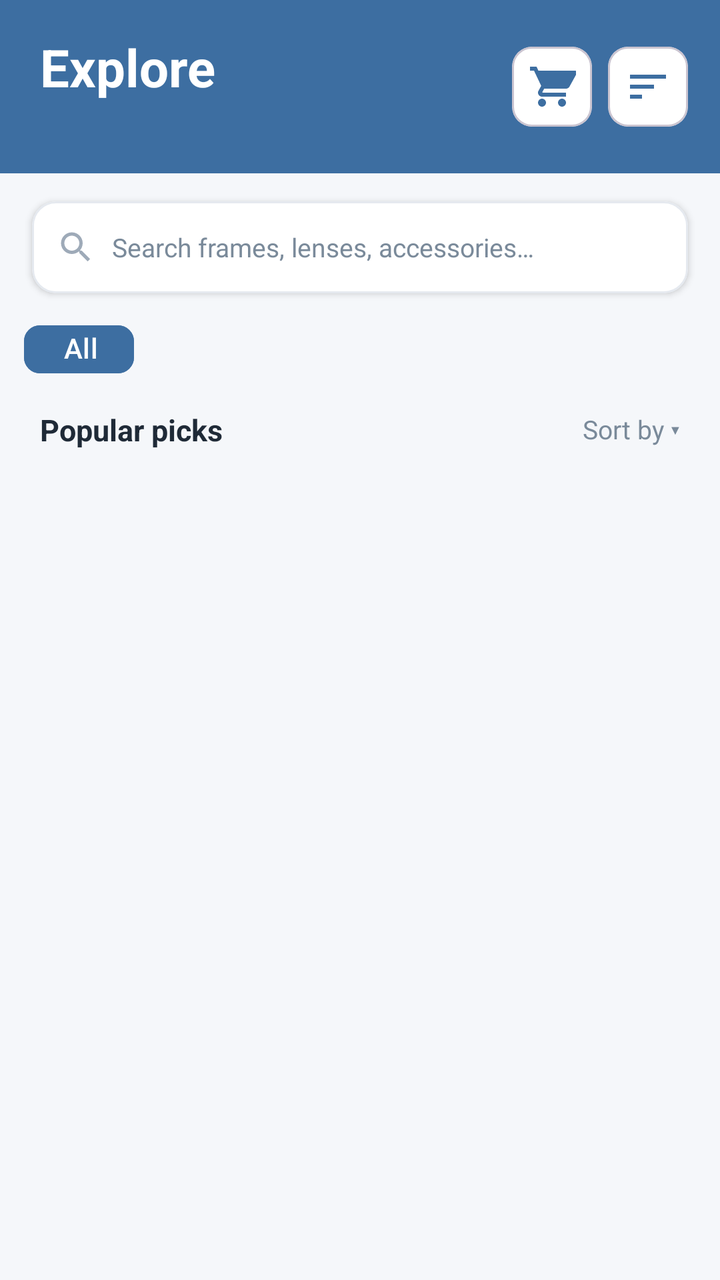
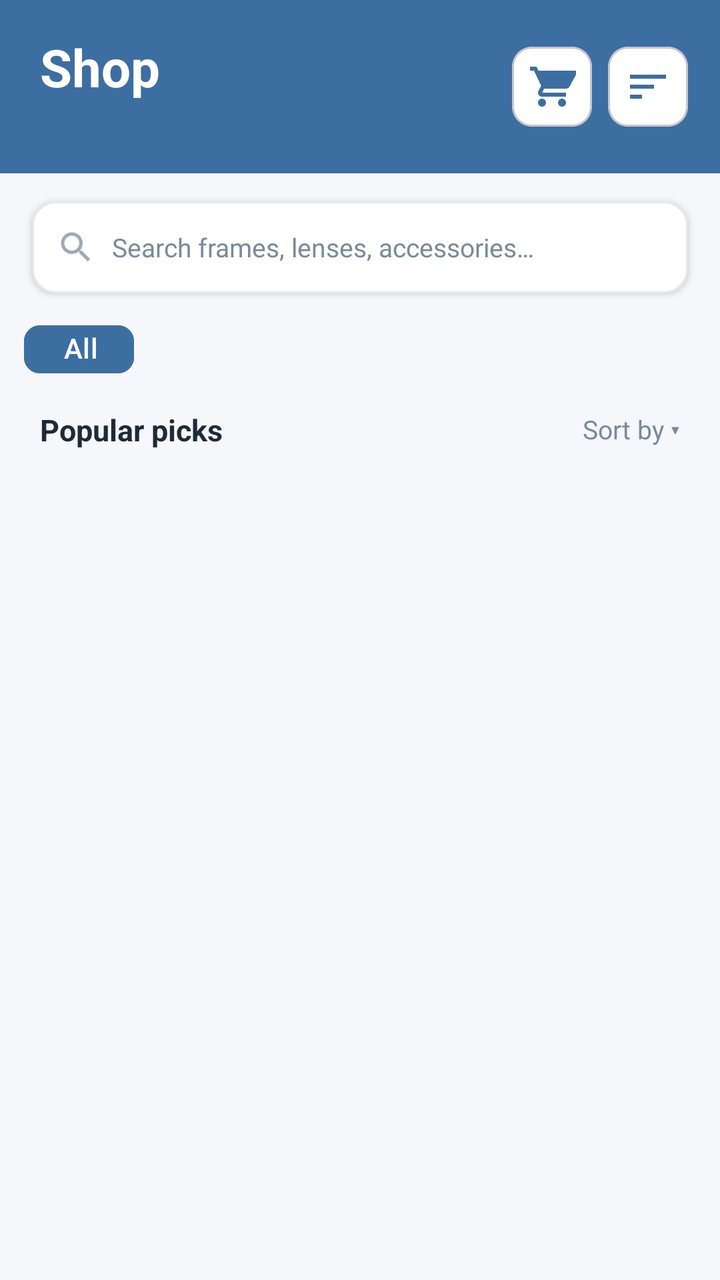

Screens rendered from an Android XML layout before and after an edit, with the pre-edit source and the edit as a unified diff.
<!-- AndroidManifest.xml: application theme Theme.OpticalSystem -->
<!-- res/layout/fragment_product_list.xml -->
<?xml version="1.0" encoding="utf-8"?>
<androidx.constraintlayout.widget.ConstraintLayout
    xmlns:android="http://schemas.android.com/apk/res/android"
    xmlns:app="http://schemas.android.com/apk/res-auto"
    android:layout_width="match_parent"
    android:layout_height="match_parent"
    android:background="@color/background">

    
    <LinearLayout
        android:id="@+id/headerSection"
        android:layout_width="0dp"
        android:layout_height="wrap_content"
        android:background="@color/primary"
        android:orientation="horizontal"
        android:gravity="center_vertical"
        android:paddingStart="20dp"
        android:paddingEnd="16dp"
        android:paddingTop="16dp"
        android:paddingBottom="16dp"
        app:layout_constraintEnd_toEndOf="parent"
        app:layout_constraintStart_toStartOf="parent"
        app:layout_constraintTop_toTopOf="parent">

        
        <LinearLayout
            android:layout_width="0dp"
            android:layout_height="wrap_content"
            android:layout_weight="1"
            android:orientation="vertical">

            <TextView
                android:layout_width="wrap_content"
                android:layout_height="wrap_content"
                android:text="@string/explore_title"
                android:textColor="@color/on_primary"
                android:textSize="26sp"
                android:textStyle="bold" />

            <TextView
                android:id="@+id/tvProductCount"
                android:layout_width="wrap_content"
                android:layout_height="wrap_content"
                android:layout_marginTop="2dp"
                android:textColor="#B3FFFFFF"
                android:textSize="13sp" />

        </LinearLayout>

        
        <FrameLayout
            android:id="@+id/btnCart"
            android:layout_width="40dp"
            android:layout_height="40dp"
            android:layout_marginEnd="8dp"
            android:clickable="true"
            android:focusable="true">

            <com.google.android.material.card.MaterialCardView
                android:layout_width="40dp"
                android:layout_height="40dp"
                app:cardBackgroundColor="@color/surface"
                app:cardCornerRadius="10dp"
                app:cardElevation="0dp">

                <ImageView
                    android:layout_width="24dp"
                    android:layout_height="24dp"
                    android:layout_gravity="center"
                    android:contentDescription="Cart"
                    android:src="@drawable/ic_cart_24"
                    android:tint="@color/primary" />

            </com.google.android.material.card.MaterialCardView>

            
            <com.google.android.material.card.MaterialCardView
                android:id="@+id/cartBadge"
                android:layout_width="18dp"
                android:layout_height="18dp"
                android:layout_gravity="top|end"
                android:layout_marginTop="1dp"
                android:layout_marginEnd="1dp"
                android:visibility="gone"
                app:cardBackgroundColor="#E53935"
                app:cardCornerRadius="9dp"
                app:cardElevation="0dp">

                <TextView
                    android:id="@+id/tvCartBadge"
                    android:layout_width="match_parent"
                    android:layout_height="match_parent"
                    android:gravity="center"
                    android:textColor="@color/on_primary"
                    android:textSize="9sp"
                    android:textStyle="bold" />

            </com.google.android.material.card.MaterialCardView>

        </FrameLayout>

        
        <com.google.android.material.card.MaterialCardView
            android:id="@+id/btnFilter"
            android:layout_width="40dp"
            android:layout_height="40dp"
            android:clickable="true"
            android:focusable="true"
            app:cardBackgroundColor="@color/surface"
            app:cardCornerRadius="10dp"
            app:cardElevation="0dp">

            <ImageView
                android:layout_width="24dp"
                android:layout_height="24dp"
                android:layout_gravity="center"
                android:contentDescription="Filter"
                android:src="@drawable/ic_filter_24" />

        </com.google.android.material.card.MaterialCardView>

    </LinearLayout>

    
    <com.google.android.material.card.MaterialCardView
        android:id="@+id/cardSearch"
        android:layout_width="0dp"
        android:layout_height="46dp"
        android:layout_marginHorizontal="16dp"
        android:layout_marginTop="14dp"
        app:cardBackgroundColor="@color/surface"
        app:cardCornerRadius="12dp"
        app:cardElevation="2dp"
        app:strokeColor="@color/divider"
        app:strokeWidth="1dp"
        app:layout_constraintEnd_toEndOf="parent"
        app:layout_constraintStart_toStartOf="parent"
        app:layout_constraintTop_toBottomOf="@id/headerSection">

        <LinearLayout
            android:layout_width="match_parent"
            android:layout_height="match_parent"
            android:gravity="center_vertical"
            android:orientation="horizontal"
            android:paddingHorizontal="12dp">

            <ImageView
                android:layout_width="20dp"
                android:layout_height="20dp"
                android:contentDescription="Search"
                android:src="@drawable/ic_search_20" />

            <EditText
                android:id="@+id/etSearch"
                android:layout_width="0dp"
                android:layout_height="match_parent"
                android:layout_marginStart="8dp"
                android:layout_weight="1"
                android:background="@null"
                android:hint="@string/search_hint"
                android:imeOptions="actionSearch"
                android:inputType="text"
                android:maxLines="1"
                android:singleLine="true"
                android:textColor="@color/text_primary"
                android:textColorHint="@color/text_secondary"
                android:textSize="13sp" />

        </LinearLayout>

    </com.google.android.material.card.MaterialCardView>

    
    <HorizontalScrollView
        android:id="@+id/scrollChips"
        android:layout_width="0dp"
        android:layout_height="wrap_content"
        android:layout_marginTop="10dp"
        android:paddingHorizontal="12dp"
        android:scrollbars="none"
        app:layout_constraintEnd_toEndOf="parent"
        app:layout_constraintStart_toStartOf="parent"
        app:layout_constraintTop_toBottomOf="@id/cardSearch">

        <com.google.android.material.chip.ChipGroup
            android:id="@+id/chipGroupCategories"
            android:layout_width="wrap_content"
            android:layout_height="wrap_content"
            app:chipSpacingHorizontal="6dp"
            app:singleSelection="true"
            app:selectionRequired="true">

            <com.google.android.material.chip.Chip
                android:id="@+id/chipAll"
                style="@style/Widget.Material3.Chip.Filter"
                android:layout_width="wrap_content"
                android:layout_height="@dimen/category_chip_height"
                android:checkable="true"
                android:checked="true"
                android:text="@string/category_all"
                android:textColor="@color/chip_text_color"
                app:chipBackgroundColor="@color/chip_background_color"
                app:chipEndPadding="@dimen/category_chip_horizontal_padding"
                app:chipMinHeight="@dimen/category_chip_height"
                app:chipStartPadding="@dimen/category_chip_horizontal_padding"
                app:chipStrokeColor="@color/chip_stroke_color"
                app:chipStrokeWidth="1dp"
                app:checkedIconVisible="false" />

        </com.google.android.material.chip.ChipGroup>

    </HorizontalScrollView>

    
    <LinearLayout
        android:id="@+id/listHeader"
        android:layout_width="0dp"
        android:layout_height="wrap_content"
        android:gravity="center_vertical"
        android:orientation="horizontal"
        android:paddingHorizontal="20dp"
        android:paddingTop="12dp"
        android:paddingBottom="8dp"
        app:layout_constraintEnd_toEndOf="parent"
        app:layout_constraintStart_toStartOf="parent"
        app:layout_constraintTop_toBottomOf="@id/scrollChips">

        <TextView
            android:layout_width="0dp"
            android:layout_height="wrap_content"
            android:layout_weight="1"
            android:text="@string/popular_picks"
            android:textColor="@color/text_primary"
            android:textSize="15sp"
            android:textStyle="bold" />

        <TextView
            android:id="@+id/tvSortBy"
            android:layout_width="wrap_content"
            android:layout_height="wrap_content"
            android:clickable="true"
            android:focusable="true"
            android:drawablePadding="2dp"
            android:gravity="center_vertical"
            android:text="Sort by ▾"
            android:textColor="@color/text_secondary"
            android:textSize="13sp" />

    </LinearLayout>

    
    <ProgressBar
        android:id="@+id/progressBar"
        android:layout_width="wrap_content"
        android:layout_height="wrap_content"
        android:visibility="gone"
        app:layout_constraintBottom_toBottomOf="parent"
        app:layout_constraintEnd_toEndOf="parent"
        app:layout_constraintStart_toStartOf="parent"
        app:layout_constraintTop_toBottomOf="@id/listHeader" />

    
    <androidx.recyclerview.widget.RecyclerView
        android:id="@+id/rvProducts"
        android:layout_width="0dp"
        android:layout_height="0dp"
        android:clipToPadding="false"
        android:paddingHorizontal="10dp"
        android:paddingBottom="8dp"
        app:layout_constraintBottom_toBottomOf="parent"
        app:layout_constraintEnd_toEndOf="parent"
        app:layout_constraintStart_toStartOf="parent"
        app:layout_constraintTop_toBottomOf="@id/listHeader" />

</androidx.constraintlayout.widget.ConstraintLayout>
<!-- resources referenced by this layout -->
<resources>
  <color name="background">#F5F7FA</color>
  <color name="divider">#E5E9EF</color>
  <color name="on_primary">#FFFFFFFF</color>
  <color name="primary">#3D6EA1</color>
  <color name="surface">#FFFFFFFF</color>
  <color name="text_primary">#1F2A37</color>
  <color name="text_secondary">#7A8A9A</color>
  <dimen name="category_chip_height">36dp</dimen>
  <dimen name="category_chip_horizontal_padding">12dp</dimen>
  <!-- drawable ic_cart_24 (drawable) -->
  <?xml version="1.0" encoding="utf-8"?>
  
  <vector xmlns:android="http://schemas.android.com/apk/res/android"
      android:width="24dp"
      android:height="24dp"
      android:viewportWidth="24"
      android:viewportHeight="24">
      <path
          android:fillColor="#FF000000"
          android:pathData="M7,18c-1.1,0 -1.99,0.9 -1.99,2S5.9,22 7,22s2,-0.9 2,-2 -0.9,-2 -2,-2zM1,2v2h2l3.6,7.59 -1.35,2.45C5.03,14.37 5,14.68 5,15c0,1.1 0.9,2 2,2h12v-2H7.42c-0.14,0 -0.25,-0.11 -0.25,-0.25l0.03,-0.12 0.9,-1.63H19c0.75,0 1.41,-0.41 1.75,-1.03l3.58,-6.49A1,1 0,0 0,23.32 4H5.21l-0.94,-2H1zm16,16c-1.1,0 -1.99,0.9 -1.99,2s0.89,2 1.99,2 2,-0.9 2,-2 -0.9,-2 -2,-2z" />
  </vector>
  <!-- drawable ic_filter_24 (drawable) -->
  <?xml version="1.0" encoding="utf-8"?>
  
  <vector xmlns:android="http://schemas.android.com/apk/res/android"
      android:width="24dp"
      android:height="24dp"
      android:viewportWidth="24"
      android:viewportHeight="24">
      <path
          android:fillColor="#3D6EA1"
          android:pathData="M3,18h6v-2L3,16v2zM3,6v2h18L21,6L3,6zM3,13h12v-2L3,11v2z" />
  </vector>
  <!-- drawable ic_search_20 (drawable) -->
  <?xml version="1.0" encoding="utf-8"?>
  
  <vector xmlns:android="http://schemas.android.com/apk/res/android"
      android:width="20dp"
      android:height="20dp"
      android:viewportWidth="24"
      android:viewportHeight="24">
      <path
          android:fillColor="#9EAAB8"
          android:pathData="M15.5,14h-0.79l-0.28,-0.27C15.41,12.59 16,11.11 16,9.5 16,5.91 13.09,3 9.5,3S3,5.91 3,9.5 5.91,16 9.5,16c1.61,0 3.09,-0.59 4.23,-1.57l0.27,0.28v0.79l5,4.99L20.49,19l-4.99,-5zM9.5,14C7.01,14 5,11.99 5,9.5S7.01,5 9.5,5 14,7.01 14,9.5 11.99,14 9.5,14z" />
  </vector>
  <string name="category_all">All</string>
  <string name="explore_title">Explore</string>
  <string name="popular_picks">Popular picks</string>
  <string name="search_hint">Search frames, lenses, accessories…</string>
  <style name="Theme.OpticalSystem" parent="Base.Theme.OpticalSystem" />
  <style name="Base.Theme.OpticalSystem" parent="Theme.Material3.DayNight.NoActionBar">
          
          
          
          <item name="colorControlActivated">@color/login_primary</item>
      </style>
  <color name="login_primary">#0284C7</color>
</resources>

<!-- the commit's change to res/layout/fragment_product_list.xml (unified diff, before → after) -->
@@ -32,7 +32,7 @@
             <TextView
                 android:layout_width="wrap_content"
                 android:layout_height="wrap_content"
-                android:text="@string/explore_title"
+                android:text="@string/nav_shop"
                 android:textColor="@color/on_primary"
                 android:textSize="26sp"
                 android:textStyle="bold" />
<!-- resource entries referenced after the edit -->
@@ -46,7 +46,7 @@
           android:pathData="M15.5,14h-0.79l-0.28,-0.27C15.41,12.59 16,11.11 16,9.5 16,5.91 13.09,3 9.5,3S3,5.91 3,9.5 5.91,16 9.5,16c1.61,0 3.09,-0.59 4.23,-1.57l0.27,0.28v0.79l5,4.99L20.49,19l-4.99,-5zM9.5,14C7.01,14 5,11.99 5,9.5S7.01,5 9.5,5 14,7.01 14,9.5 11.99,14 9.5,14z" />
   </vector>
   <string name="category_all">All</string>
-  <string name="explore_title">Explore</string>
+  <string name="nav_shop">Shop</string>
   <string name="popular_picks">Popular picks</string>
   <string name="search_hint">Search frames, lenses, accessories…</string>
   <style name="Theme.OpticalSystem" parent="Base.Theme.OpticalSystem" />
